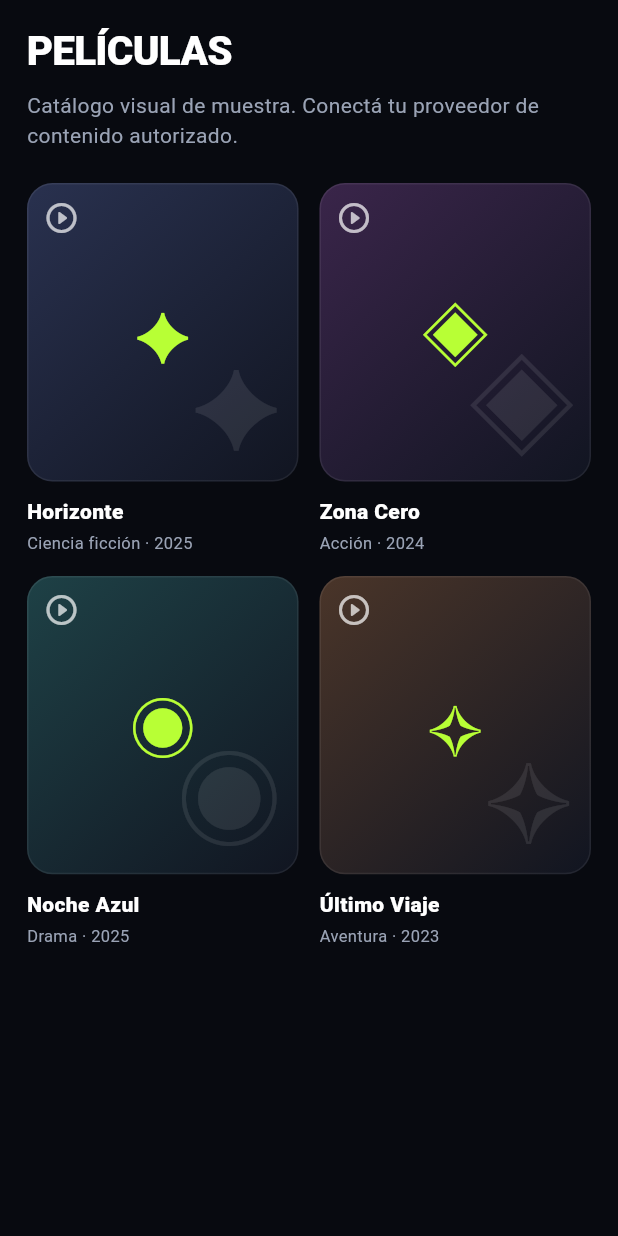
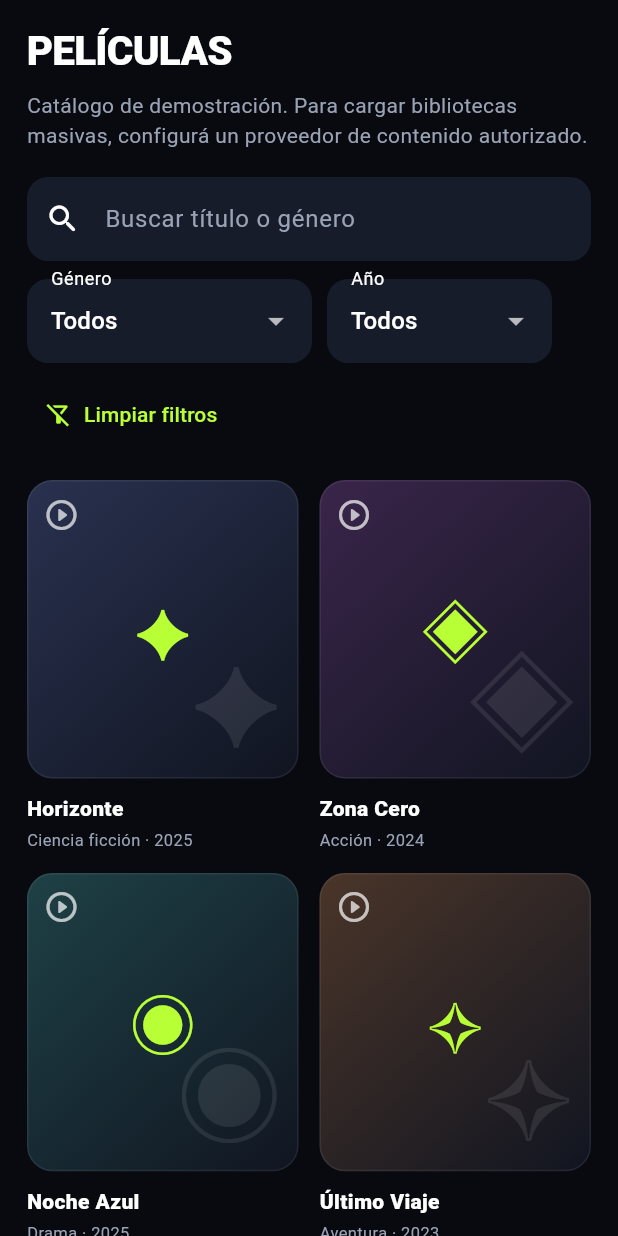
Before and after one commit to matuu250mati/MILTVPLUS, a Flutter app: the CatalogScreen widget shown alone on an empty page, opened directly, on a phone screen of 412 x 824 dp. Run offline on Flutter 3.47's test engine with Material 3 defaults, Android fonts, the phone set to English and light mode, and no system bars; our stand-ins replace dio, flutter_riverpod, flutter_secure_storage, shared_preferences, video_player; accounts and stored records are empty.

Commit message:
feat: add profile settings and catalog filters

```diff
--- a/lib/features/catalog/catalog_screen.dart
+++ b/lib/features/catalog/catalog_screen.dart
@@ -2,12 +2,21 @@ import 'package:flutter/material.dart';
 import '../../core/theme/app_theme.dart';
 import '../../models/media_item.dart';
 
-class CatalogScreen extends StatelessWidget {
+class CatalogScreen extends StatefulWidget {
   const CatalogScreen({super.key, required this.category});
   final String category;
 
+  @override
+  State<CatalogScreen> createState() => _CatalogScreenState();
+}
+
+class _CatalogScreenState extends State<CatalogScreen> {
+  final _searchController = TextEditingController();
+  String _genreFilter = 'Todos';
+  String _yearFilter = 'Todos';
+
   List<MediaItem> get items {
-    if (category == 'PELÍCULAS') {
+    if (widget.category == 'PELÍCULAS') {
       return const [
         MediaItem(title: 'Horizonte', subtitle: 'Ciencia ficción · 2025', category: 'PELÍCULAS', symbol: '✦'),
         MediaItem(title: 'Zona Cero', subtitle: 'Acción · 2024', category: 'PELÍCULAS', symbol: '◈'),
@@ -15,14 +24,14 @@ class CatalogScreen extends StatelessWidget {
         MediaItem(title: 'Último Viaje', subtitle: 'Aventura · 2023', category: 'PELÍCULAS', symbol: '✧'),
       ];
     }
-    if (category == 'SERIES') {
+    if (widget.category == 'SERIES') {
       return const [
         MediaItem(title: 'Distrito 9', subtitle: 'Thriller · 2 temporadas', category: 'SERIES', symbol: '▣'),
         MediaItem(title: 'Código Norte', subtitle: 'Suspenso · 1 temporada', category: 'SERIES', symbol: '⌘'),
         MediaItem(title: 'Frecuencia', subtitle: 'Drama · 3 temporadas', category: 'SERIES', symbol: '◉'),
       ];
     }
-    if (category == 'ANIME') {
+    if (widget.category == 'ANIME') {
       return const [
         MediaItem(title: 'Luna de Acero', subtitle: 'Anime · Acción', category: 'ANIME', symbol: '月'),
         MediaItem(title: 'Neo Tokio', subtitle: 'Anime · Sci-fi', category: 'ANIME', symbol: '新'),
@@ -36,32 +45,134 @@ class CatalogScreen extends StatelessWidget {
     ];
   }
 
+  String _genre(MediaItem item) => item.subtitle.split('·').first.trim();
+
+  String? _year(MediaItem item) {
+    final match = RegExp(r'\b(?:19|20)\d{2}\b').firstMatch(item.subtitle);
+    return match?.group(0);
+  }
+
+  List<String> get genres => ['Todos', ...{
+        for (final item in items) _genre(item),
+      }.toList()..sort()];
+
+  List<String> get years => [
+        'Todos',
+        ...{
+          for (final item in items)
+            if (_year(item) != null) _year(item)!,
+        }.toList()
+          ..sort((a, b) => b.compareTo(a)),
+      ];
+
   @override
-  Widget build(BuildContext context) => ListView(
-        padding: const EdgeInsets.fromLTRB(18, 14, 18, 24),
-        children: [
-          Text(category, style: const TextStyle(fontSize: 27, fontWeight: FontWeight.w900, letterSpacing: -.5)),
-          const SizedBox(height: 7),
-          const Text('Catálogo visual de muestra. Conectá tu proveedor de contenido autorizado.',
-              style: TextStyle(color: AppTheme.muted)),
-          const SizedBox(height: 22),
+  void dispose() {
+    _searchController.dispose();
+    super.dispose();
+  }
+
+  @override
+  Widget build(BuildContext context) {
+    final query = _searchController.text.trim().toLowerCase();
+    final filtered = items.where((item) {
+      final matchesQuery = query.isEmpty ||
+          item.title.toLowerCase().contains(query) ||
+          item.subtitle.toLowerCase().contains(query);
+      final matchesGenre = _genreFilter == 'Todos' || _genre(item) == _genreFilter;
+      final matchesYear = _yearFilter == 'Todos' || _year(item) == _yearFilter;
+      return matchesQuery && matchesGenre && matchesYear;
+    }).toList(growable: false);
+
+    return ListView(
+      padding: const EdgeInsets.fromLTRB(18, 14, 18, 24),
+      children: [
+        Text(widget.category,
+            style: const TextStyle(fontSize: 27, fontWeight: FontWeight.w900, letterSpacing: -.5)),
+        const SizedBox(height: 7),
+        const Text(
+          'Catálogo de demostración. Para cargar bibliotecas masivas, configurá un proveedor de contenido autorizado.',
+          style: TextStyle(color: AppTheme.muted),
+        ),
+        const SizedBox(height: 18),
+        TextField(
+          controller: _searchController,
+          onChanged: (_) => setState(() {}),
+          decoration: InputDecoration(
+            hintText: 'Buscar título o género',
+            prefixIcon: const Icon(Icons.search_rounded),
+            suffixIcon: query.isEmpty
+                ? null
+                : IconButton(
+                    tooltip: 'Borrar búsqueda',
+                    onPressed: () {
+                      _searchController.clear();
+                      setState(() {});
+                    },
+                    icon: const Icon(Icons.close_rounded),
+                  ),
+          ),
+        ),
+        const SizedBox(height: 12),
+        Wrap(
+          spacing: 10,
+          runSpacing: 10,
+          children: [
+            SizedBox(
+              width: 190,
+              child: DropdownButtonFormField<String>(
+                initialValue: _genreFilter,
+                isExpanded: true,
+                decoration: const InputDecoration(labelText: 'Género'),
+                items: genres.map((genre) => DropdownMenuItem(value: genre, child: Text(genre))).toList(),
+                onChanged: (value) => setState(() => _genreFilter = value ?? 'Todos'),
+              ),
+            ),
+            SizedBox(
+              width: 150,
+              child: DropdownButtonFormField<String>(
+                initialValue: _yearFilter,
+                isExpanded: true,
+                decoration: const InputDecoration(labelText: 'Año'),
+                items: years.map((year) => DropdownMenuItem(value: year, child: Text(year))).toList(),
+                onChanged: (value) => setState(() => _yearFilter = value ?? 'Todos'),
+              ),
+            ),
+            TextButton.icon(
+              onPressed: () => setState(() {
+                _genreFilter = 'Todos';
+                _yearFilter = 'Todos';
+                _searchController.clear();
+              }),
+              icon: const Icon(Icons.filter_alt_off_outlined),
+              label: const Text('Limpiar filtros'),
+            ),
+          ],
+        ),
+        const SizedBox(height: 20),
+        if (filtered.isEmpty)
+          const Padding(
+            padding: EdgeInsets.symmetric(vertical: 40),
+            child: Center(child: Text('No hay títulos que coincidan con estos filtros.')),
+          )
+        else
           LayoutBuilder(builder: (context, constraints) {
             final columns = constraints.maxWidth > 900 ? 4 : constraints.maxWidth > 550 ? 3 : 2;
             return GridView.builder(
               shrinkWrap: true,
               physics: const NeverScrollableScrollPhysics(),
-              itemCount: items.length,
+              itemCount: filtered.length,
               gridDelegate: SliverGridDelegateWithFixedCrossAxisCount(
                 crossAxisCount: columns,
                 crossAxisSpacing: 14,
                 mainAxisSpacing: 14,
                 childAspectRatio: .73,
               ),
-              itemBuilder: (context, index) => _MediaCard(item: items[index], index: index),
+              itemBuilder: (context, index) => _MediaCard(item: filtered[index], index: index),
             );
           }),
-        ],
-      );
+      ],
+    );
+  }
 }
 
 class _MediaCard extends StatelessWidget {
@@ -81,7 +192,11 @@ class _MediaCard extends StatelessWidget {
             width: double.infinity,
             decoration: BoxDecoration(
               borderRadius: BorderRadius.circular(17),
-              gradient: LinearGradient(begin: Alignment.topLeft, end: Alignment.bottomRight, colors: [color, AppTheme.panel]),
+              gradient: LinearGradient(
+                begin: Alignment.topLeft,
+                end: Alignment.bottomRight,
+                colors: [color, AppTheme.panel],
+              ),
               border: Border.all(color: Colors.white.withValues(alpha: .07)),
             ),
             child: Stack(
@@ -89,18 +204,28 @@ class _MediaCard extends StatelessWidget {
                 Positioned(
                   right: 10,
                   bottom: 2,
-                  child: Text(item.symbol, style: TextStyle(fontSize: 70, color: Colors.white.withValues(alpha: .09))),
+                  child: Text(item.symbol,
+                      style: TextStyle(fontSize: 70, color: Colors.white.withValues(alpha: .09))),
                 ),
-                Center(child: Text(item.symbol, style: const TextStyle(fontSize: 44, fontWeight: FontWeight.w300, color: AppTheme.accent))),
-                const Positioned(top: 10, left: 10, child: Icon(Icons.play_circle_outline_rounded, color: Colors.white70)),
+                Center(
+                  child: Text(item.symbol,
+                      style: const TextStyle(fontSize: 44, fontWeight: FontWeight.w300, color: AppTheme.accent)),
+                ),
+                const Positioned(
+                  top: 10,
+                  left: 10,
+                  child: Icon(Icons.play_circle_outline_rounded, color: Colors.white70),
+                ),
               ],
             ),
           ),
         ),
         const SizedBox(height: 10),
-        Text(item.title, maxLines: 1, overflow: TextOverflow.ellipsis, style: const TextStyle(fontWeight: FontWeight.w800)),
+        Text(item.title, maxLines: 1, overflow: TextOverflow.ellipsis,
+            style: const TextStyle(fontWeight: FontWeight.w800)),
         const SizedBox(height: 3),
-        Text(item.subtitle, maxLines: 1, overflow: TextOverflow.ellipsis, style: const TextStyle(color: AppTheme.muted, fontSize: 11)),
+        Text(item.subtitle, maxLines: 1, overflow: TextOverflow.ellipsis,
+            style: const TextStyle(color: AppTheme.muted, fontSize: 11)),
       ],
     );
   }
```
Also changed, not shown: lib/features/settings/settings_screen.dart (added, +234 -0 lines), lib/features/shell/app_shell.dart (+15 -10 lines).
